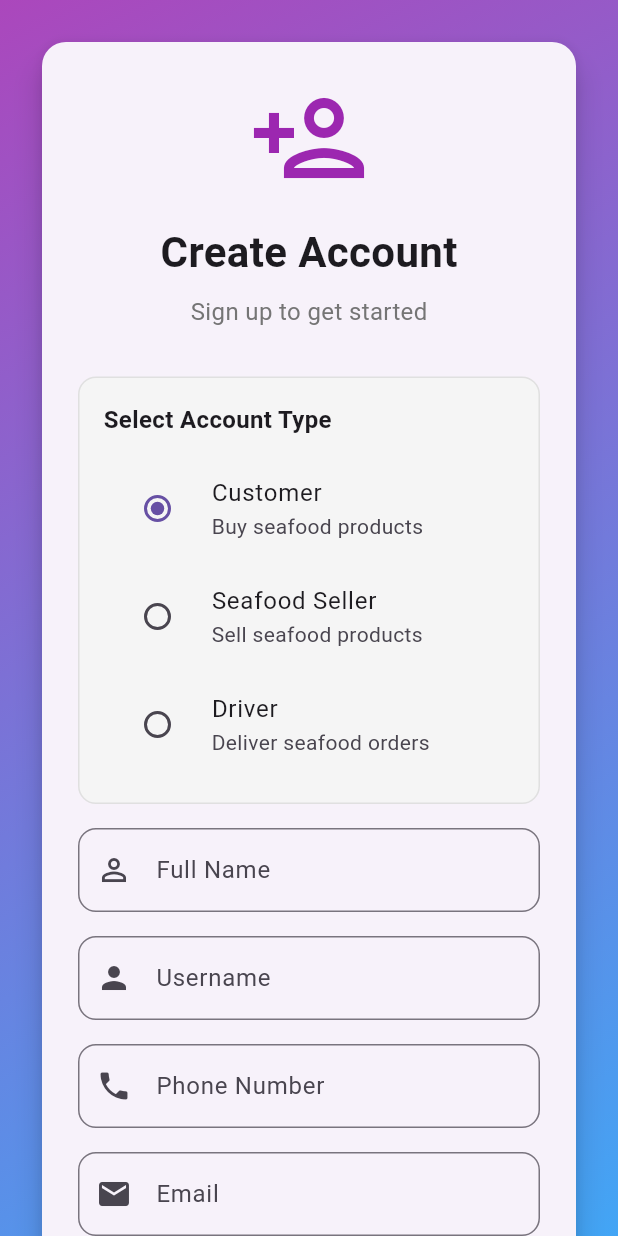
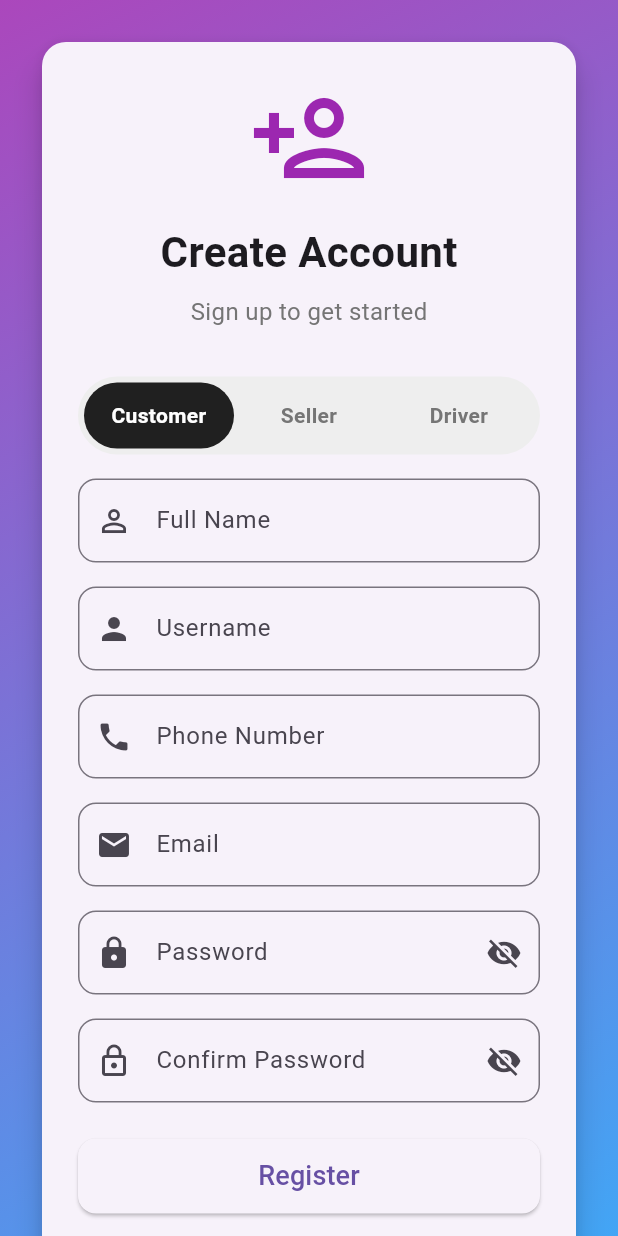
Before and after one commit to Maryam1235/seafood, a Flutter app: the RegisterScreen screen opened directly, on a phone screen of 412 x 824 dp. Run offline on Flutter 3.47's test engine with Material 3 defaults, Android fonts, the phone set to English and light mode, and no system bars; our stand-ins replace cloud_firestore, data_table_2, firebase_auth, firebase_core; accounts and stored records are empty.

Commit message:
dtyles to regsitration page

```diff
--- a/app/lib/screens/register_screen.dart
+++ b/app/lib/screens/register_screen.dart
@@ -21,6 +21,32 @@ class _RegisterScreenState extends State<RegisterScreen> {
   bool _obscurePassword = true;
   bool _obscureConfirmPassword = true;
   String _selectedRole = 'customer'; // Default role
+
+  Widget _buildRoleButton(String role, String label) {
+    final isSelected = _selectedRole == role;
+    return Expanded(
+      child: GestureDetector(
+        onTap: () => setState(() => _selectedRole = role),
+        child: AnimatedContainer(
+          duration: const Duration(milliseconds: 200),
+          padding: const EdgeInsets.symmetric(vertical: 12),
+          decoration: BoxDecoration(
+            color: isSelected ? Colors.black87 : Colors.transparent,
+            borderRadius: BorderRadius.circular(50),
+          ),
+          child: Text(
+            label,
+            textAlign: TextAlign.center,
+            style: TextStyle(
+              color: isSelected ? Colors.white : Colors.grey.shade600,
+              fontWeight: FontWeight.bold,
+              fontSize: 14,
+            ),
+          ),
+        ),
+      ),
+    );
+  }
 
   Future<void> _register() async {
     if (!_formKey.currentState!.validate()) return;
@@ -122,57 +148,18 @@ class _RegisterScreenState extends State<RegisterScreen> {
                           ),
                         ),
                         const SizedBox(height: 32),
+                        // Role selector - toggle button style
                         Container(
-                          padding: const EdgeInsets.all(16),
                           decoration: BoxDecoration(
-                            color: Colors.grey.shade100,
-                            borderRadius: BorderRadius.circular(12),
-                            border: Border.all(color: Colors.grey.shade300),
+                            color: Colors.grey.shade200,
+                            borderRadius: BorderRadius.circular(50),
                           ),
-                          child: Column(
-                            crossAxisAlignment: CrossAxisAlignment.start,
+                          padding: const EdgeInsets.all(4),
+                          child: Row(
                             children: [
-                              const Text(
-                                'Select Account Type',
-                                style: TextStyle(
-                                  fontSize: 16,
-                                  fontWeight: FontWeight.w600,
-                                ),
-                              ),
-                              const SizedBox(height: 12),
-                              RadioListTile<String>(
-                                title: const Text('Customer'),
-                                subtitle: const Text('Buy seafood products'),
-                                value: 'customer',
-                                groupValue: _selectedRole,
-                                onChanged: (value) {
-                                  setState(() {
-                                    _selectedRole = value!;
-                                  });
-                                },
-                              ),
-                              RadioListTile<String>(
-                                title: const Text('Seafood Seller'),
-                                subtitle: const Text('Sell seafood products'),
-                                value: 'seller',
-                                groupValue: _selectedRole,
-                                onChanged: (value) {
-                                  setState(() {
-                                    _selectedRole = value!;
-                                  });
-                                },
-                              ),
-                              RadioListTile<String>(
-                                title: const Text('Driver'),
-                                subtitle: const Text('Deliver seafood orders'),
-                                value: 'driver',
-                                groupValue: _selectedRole,
-                                onChanged: (value) {
-                                  setState(() {
-                                    _selectedRole = value!;
-                                  });
-                                },
-                              ),
+                              _buildRoleButton('customer', 'Customer'),
+                              _buildRoleButton('seller', 'Seller'),
+                              _buildRoleButton('driver', 'Driver'),
                             ],
                           ),
                         ),
```
